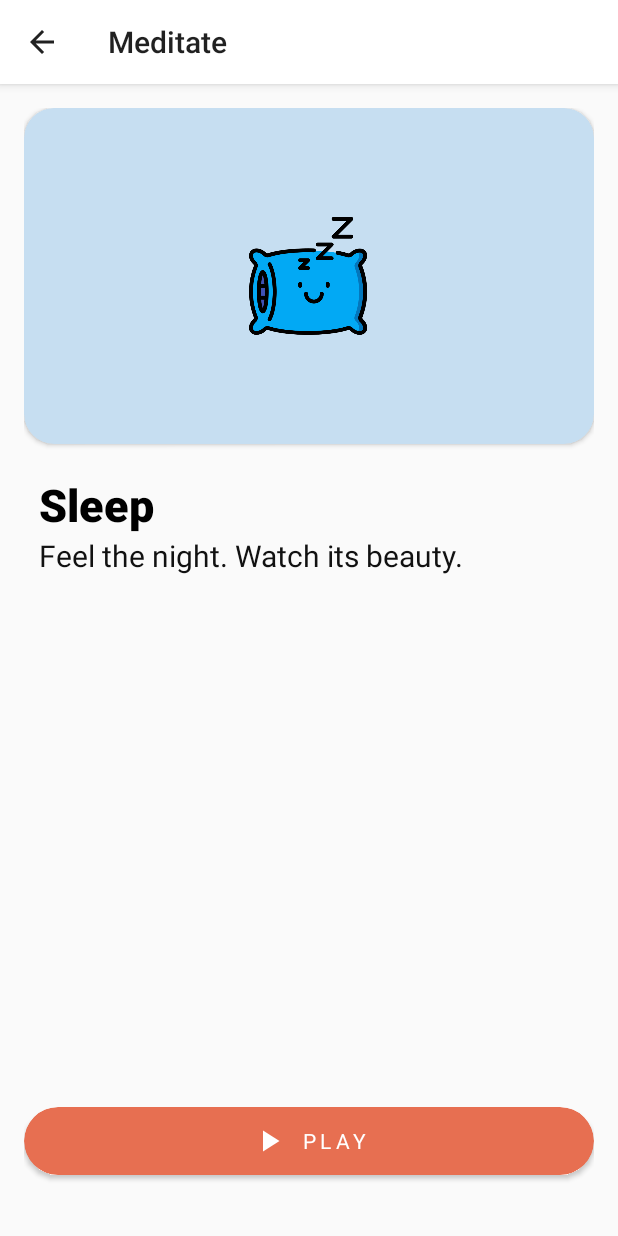
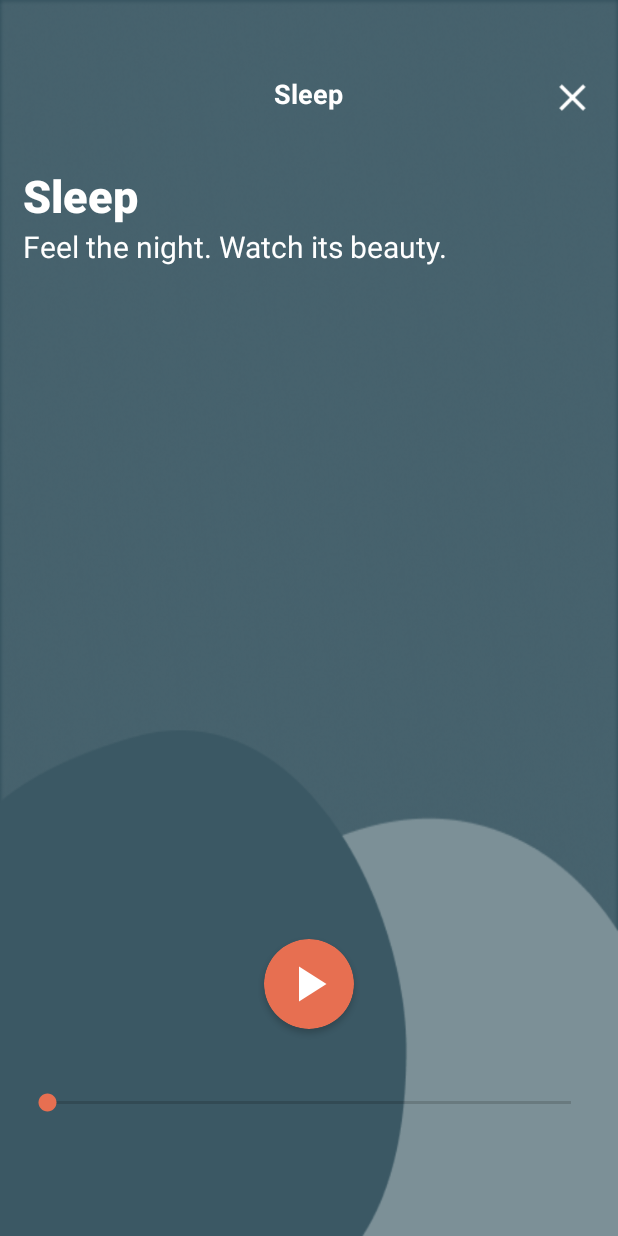
Before and after one commit to joelchunsheng/Meditate, an Android app: the HomeFragment screen opened directly, with no data from a screen before it, after a tap on "Sleep", on a phone screen of 412 x 824 dp. Run offline under Robolectric (Android 15) with nearby library versions, the light colour scheme and no system bars; our stand-ins replace Firebase (no records; nobody signed in at launch, a user with empty details on screens opened directly); 1 statement that could not run was skipped.

Commit message:
Updated meditation UI

```diff
--- a/app/src/main/java/com/android/meditate/Home/HomeFragment.java
+++ b/app/src/main/java/com/android/meditate/Home/HomeFragment.java
@@ -3,6 +3,8 @@ package com.android.meditate.Home;
 import android.content.Context;
 import android.content.Intent;
 import android.content.SharedPreferences;
+import android.graphics.Bitmap;
+import android.graphics.BitmapFactory;
 import android.os.Bundle;
 
 import androidx.annotation.Nullable;
@@ -16,10 +18,13 @@ import android.view.LayoutInflater;
 import android.view.View;
 import android.view.ViewGroup;
 
+import com.android.meditate.Meditation.MeditationActivity;
 import com.android.meditate.Mood.MoodHistory;
 import com.android.meditate.R;
 
+import java.io.ByteArrayOutputStream;
 import java.util.ArrayList;
+import java.util.Random;
 import java.util.Set;
 
 
@@ -51,7 +56,13 @@ public class HomeFragment extends Fragment {
         random.setOnClickListener(new View.OnClickListener() {
             @Override
             public void onClick(View v) {
+                // get random category
+                String randomGuideName = randomGuide();
 
+                Intent meditationActivity = new Intent(getActivity(), MeditationActivity.class);
+                meditationActivity.putExtra("iTitle", randomGuideName);
+                meditationActivity.putExtra("iDes", "Press play to listen to your guide!");
+                startActivity(meditationActivity);
             }
         });
 
@@ -79,10 +90,8 @@ public class HomeFragment extends Fragment {
         listGuides = new ArrayList<>();
         listGuides.add(new MeditationModel("Sleep", "Feel the night. Watch its beauty.", R.drawable.sleep));
         listGuides.add(new MeditationModel("Stress & Anxiety", "Soothes your soul.", R.drawable.calm));
-//        listGuides.add(new MeditationModel("Breathe", "Stop, relax and breathe.", R.drawable.nature));
         listGuides.add(new MeditationModel("Midnight Thoughts", "Calm your heart.", R.drawable.moon));
-//        listGuides.add(new MeditationModel("Work Out", "Get your heart pumping.", R.drawable.man));
-//        listGuides.add(new MeditationModel("Concentration", "Focus and relax.", R.drawable.mind));
+
 
         try{
             //retrieve purchased guides from shared pref
@@ -123,4 +132,21 @@ public class HomeFragment extends Fragment {
 
     }
 
+    public String randomGuide(){
+        ArrayList<String> randomList = new ArrayList<>();
+        randomList.add("Sleep");
+        randomList.add("Stress & Anxiety");
+        randomList.add("Midnight Thoughts");
+
+        SharedPreferences userPref = this.getActivity().getSharedPreferences("com.android.meditate.User", Context.MODE_PRIVATE);
+        Set<String> fetch = userPref.getStringSet("purchased", null);
+        for (String guides: fetch){
+            randomList.add(guides);
+        }
+
+        Random rand = new Random();
+        int index = rand.nextInt(randomList.size());
+
+        return randomList.get(index);
+    }
 }
--- a/app/src/main/java/com/android/meditate/Home/MeditationAdapter.java
+++ b/app/src/main/java/com/android/meditate/Home/MeditationAdapter.java
@@ -42,19 +42,11 @@ public class MeditationAdapter extends RecyclerView.Adapter<MeditationHolder> {
             public void onClick(View v) {
                 String gTitle = models.get(vHolder.getAdapterPosition()).getTitle();
                 String gDes = models.get(vHolder.getAdapterPosition()).getDescription();
-                BitmapDrawable bitmapDrawable = (BitmapDrawable)vHolder.mImageView.getDrawable(); //get image from drawable
-
-                Bitmap bitmap = bitmapDrawable.getBitmap();
-
-                ByteArrayOutputStream stream = new ByteArrayOutputStream(); //image will get steam and bytes
-                bitmap.compress(Bitmap.CompressFormat.PNG, 100, stream); // compress image
-                byte[] bytes = stream.toByteArray();
 
                 //intent to meditation activity
                 Intent intent = new Intent(c, MeditationActivity.class);
                 intent.putExtra("iTitle", gTitle);
                 intent.putExtra("iDes", gDes);
-                intent.putExtra("iImage", bytes);
                 c.startActivity(intent);
             }
         });
--- a/app/src/main/java/com/android/meditate/Meditation/MeditationActivity.java
+++ b/app/src/main/java/com/android/meditate/Meditation/MeditationActivity.java
@@ -11,14 +11,18 @@ import android.graphics.BitmapFactory;
 import android.graphics.Color;
 import android.media.AudioManager;
 import android.media.MediaPlayer;
+import android.os.Build;
 import android.os.Bundle;
 import android.util.Log;
 import android.view.View;
+import android.view.Window;
+import android.view.WindowManager;
 import android.widget.Button;
 import android.widget.ImageView;
 import android.widget.TextView;
 import android.widget.Toast;
 
+import com.android.meditate.MainActivity;
 import com.android.meditate.R;
 import com.google.android.gms.tasks.OnCompleteListener;
 import com.google.android.gms.tasks.Task;
@@ -33,10 +37,10 @@ import java.util.Random;
 public class MeditationActivity extends AppCompatActivity {
     private static final String TAG = "Meditate Activity";
 
-    TextView meditateTitle, meditateDes, playPauseTxt, artistTxt, durationTxt, genreTxt;
-    ImageView meditateImage, playPauseImage;
+    TextView meditateTitle, artistTxt, durationTxt, genreTxt;
+    ImageView playPauseImage, exit;
     MediaPlayer mediaPlayer;
-    CardView iconCard, playCard;
+    CardView  playCard;
     FirebaseFirestore db;
     ArrayList<MeditationGuide> meditationGuideArrayList;
     String guideTitle, guideArtist, guideDuration;
@@ -48,36 +52,42 @@ public class MeditationActivity extends AppCompatActivity {
         super.onCreate(savedInstanceState);
         setContentView(R.layout.activity_meditation);
 
+        // In Activity's onCreate() for instance
+        if (Build.VERSION.SDK_INT >= Build.VERSION_CODES.KITKAT) {
+            Window w = getWindow();
+            w.setFlags(WindowManager.LayoutParams.FLAG_LAYOUT_NO_LIMITS, WindowManager.LayoutParams.FLAG_LAYOUT_NO_LIMITS);
+        }
+
         meditateTitle = findViewById(R.id.meditateTitleTxt); // meditation title
         artistTxt = findViewById(R.id.artistTxt); // meditation artist
         durationTxt = findViewById(R.id.durationTxt); // meditation duration
         genreTxt = findViewById(R.id.genreTxt); // meditation genre
+        exit = findViewById(R.id.meditateExit);
 
         //meditateDes = findViewById(R.id.meditateDesTxt); // meditation des
-        meditateImage = findViewById(R.id.meditateImageView); // meditation icon
 
-        iconCard = findViewById(R.id.headerCard); //medication icon card
         playCard = findViewById(R.id.playCard); // play pause btn
-        playPauseTxt = findViewById(R.id.playPauseText); // play pause text
         playPauseImage = findViewById(R.id.playPauseImg); // play pause img
 
         //get data from intent
         Intent intent = getIntent();
         final String mTitle = intent.getStringExtra("iTitle");
         String mDes = intent.getStringExtra("iDes");
-        byte[] mBytes = getIntent().getByteArrayExtra("iImage");
-        //decode image
-        Bitmap bitmap = BitmapFactory.decodeByteArray(mBytes, 0 , mBytes.length);
 
         //display
         meditateTitle.setText(mTitle);
         artistTxt.setText(mDes);
-        meditateImage.setImageBitmap(bitmap);
         durationTxt.setText("");
-        genreTxt.setText("");
+        genreTxt.setText(mTitle);
 
-        //set up header card
-        setUpHeaderCard(mTitle, iconCard);
+        exit.setOnClickListener(new View.OnClickListener() {
+            @Override
+            public void onClick(View v) {
+                Intent toHome = new Intent(MeditationActivity.this, MainActivity.class);
+                startActivity(toHome);
+                finish();
+            }
+        });
 
         // instantiating media player
         mediaPlayer = new MediaPlayer();
@@ -133,13 +143,11 @@ public class MeditationActivity extends AppCompatActivity {
                                             genreTxt.setText(mTitle);
                                             //change card text and img
                                             playPauseImage.setImageResource(R.drawable.ic_pause_white_24dp);
-                                            playPauseTxt.setText("PAUSE");
                                         }
                                         else{
                                             mediaPlayer.pause(); //stop audio
                                             //change card text and img
                                             playPauseImage.setImageResource(R.drawable.ic_play_arrow_white_24dp);
-                                            playPauseTxt.setText("PLAY");
                                         }
                                     }
                                 });
@@ -154,32 +162,6 @@ public class MeditationActivity extends AppCompatActivity {
                     }
                 });
 
-    }
-
-
-    //set up card bg
-    public static void setUpHeaderCard(String mTitle, CardView iconCard){
-        if (mTitle.equalsIgnoreCase("Sleep") || mTitle.equalsIgnoreCase("10 min guides")){
-            iconCard.setCardBackgroundColor(Color.parseColor("#C6DEF1"));
-        }
-        else if (mTitle.equalsIgnoreCase("Stress & Anxiety") || mTitle.equalsIgnoreCase("White Noise")){
-            iconCard.setCardBackgroundColor(Color.parseColor("#FFCDB2"));
-        }
-        else if (mTitle.equalsIgnoreCase("Breathe") || mTitle.equalsIgnoreCase("Self care")){
-            iconCard.setCardBackgroundColor(Color.parseColor("#DBCDF0"));
-        }
-        else if (mTitle.equalsIgnoreCase("Midnight Thoughts") || mTitle.equalsIgnoreCase("Nature")){
-            iconCard.setCardBackgroundColor(Color.parseColor("#E2CFC4"));
-        }
-        else if (mTitle.equalsIgnoreCase("Work Out") || mTitle.equalsIgnoreCase("Slow down")){
-            iconCard.setCardBackgroundColor(Color.parseColor("#C9E4DE"));
-        }
-        else if (mTitle.equalsIgnoreCase("Concentration") || mTitle.equalsIgnoreCase("Piano")){
-            iconCard.setCardBackgroundColor(Color.parseColor("#E2E2DF"));
-        }
-        else{
-            iconCard.setCardBackgroundColor(Color.parseColor("#FAEDCB"));
-        }
     }
 
     @Override
--- a/app/src/main/java/com/android/meditate/Mood/MoodHistory.java
+++ b/app/src/main/java/com/android/meditate/Mood/MoodHistory.java
@@ -34,9 +34,6 @@ public class MoodHistory extends AppCompatActivity {
     protected void onCreate(Bundle savedInstanceState) {
         super.onCreate(savedInstanceState);
         setContentView(R.layout.activity_mood_history);
-
-        ActionBar actionBar = getSupportActionBar();
-        actionBar.setTitle("Mood Journal");
 
         moodRecyclerView = findViewById(R.id.moodHistoryRecycler);
         moodRecyclerView.setLayoutManager(new LinearLayoutManager(this));
--- a/app/src/main/res/layout/activity_meditation.xml
+++ b/app/src/main/res/layout/activity_meditation.xml
@@ -1,37 +1,53 @@
 <?xml version="1.0" encoding="utf-8"?>
-<LinearLayout xmlns:android="http://schemas.android.com/apk/res/android"
+<RelativeLayout xmlns:android="http://schemas.android.com/apk/res/android"
     xmlns:app="http://schemas.android.com/apk/res-auto"
     xmlns:tools="http://schemas.android.com/tools"
     android:layout_width="match_parent"
     android:layout_height="match_parent"
-    android:padding="16dp"
     android:orientation="vertical"
     tools:context=".Meditation.MeditationActivity"
-    android:weightSum="10">
+    android:background="@drawable/meditatebg"
+    android:fitsSystemWindows="true"
+    >
 
-    <androidx.cardview.widget.CardView
-        android:id="@+id/headerCard"
+    <RelativeLayout
+        android:id="@+id/meditationHeader"
         android:layout_width="match_parent"
         android:layout_height="wrap_content"
-        app:cardCornerRadius="20dp"
-        android:layout_weight="3">
+        android:layout_marginHorizontal="15dp"
+        android:layout_marginTop="50dp"
+        android:orientation="horizontal"
+        >
+
+        <TextView
+            android:id="@+id/genreTxt"
+            android:layout_width="wrap_content"
+            android:layout_height="wrap_content"
+            android:layout_centerHorizontal="true"
+            android:text="category"
+            android:textColor="@color/colorWhite"
+            android:gravity="center"
+            android:textSize="18sp"
+            android:textStyle="bold" />
 
         <ImageView
-            android:id="@+id/meditateImageView"
-            android:layout_width="80dp"
-            android:layout_height="80dp"
-            android:src="@mipmap/ic_launcher"
-            android:layout_gravity="center"/>
+            android:id="@+id/meditateExit"
+            android:layout_width="30dp"
+            android:layout_height="30dp"
+            android:src="@drawable/baseline_clear_black_24dp"
+            android:tint="@color/colorWhite"
+            android:layout_alignParentRight="true"/>
+    </RelativeLayout>
 
-    </androidx.cardview.widget.CardView>
 
     <LinearLayout
         android:layout_width="match_parent"
         android:layout_height="wrap_content"
+        android:layout_below="@id/meditationHeader"
         android:orientation="vertical"
-        android:layout_weight="6.5"
-        android:paddingVertical="20dp"
-        android:paddingHorizontal="10dp">
+        android:layout_marginHorizontal="15dp"
+        android:paddingVertical="30dp"
+        >
 
         <TextView
             android:id="@+id/meditateTitleTxt"
@@ -39,7 +55,7 @@
             android:layout_height="wrap_content"
             android:fontFamily="sans-serif-medium"
             android:text="Title"
-            android:textColor="#000"
+            android:textColor="@color/colorWhite"
             android:textSize="30sp"
             android:textStyle="bold" />
 
@@ -48,7 +64,7 @@
             android:layout_width="match_parent"
             android:layout_height="wrap_content"
             android:text="Artist"
-            android:textColor="#111111"
+            android:textColor="@color/colorWhite"
             android:textSize="20sp"
             android:textStyle="normal" />
 
@@ -62,19 +78,10 @@
                 android:layout_width="wrap_content"
                 android:layout_height="wrap_content"
                 android:text="0 min"
-                android:textColor="#111111"
+                android:textColor="@color/colorWhite"
                 android:textSize="15sp"
                 android:textStyle="normal" />
 
-            <TextView
-                android:id="@+id/genreTxt"
-                android:layout_width="wrap_content"
-                android:layout_height="wrap_content"
-                android:text="Sleep"
-                android:textColor="#111111"
-                android:textSize="15sp"
-                android:textStyle="normal"
-                android:layout_marginStart="15dp"/>
 
         </LinearLayout>
 
@@ -82,41 +89,35 @@
 
     <androidx.cardview.widget.CardView
         android:id="@+id/playCard"
-        android:layout_width="match_parent"
-        android:layout_height="45dp"
+        android:layout_above="@id/seekBar"
+        android:layout_width="60dp"
+        android:layout_height="60dp"
         android:backgroundTint="@color/colorTerraCotta"
         android:clickable="true"
+        android:layout_marginBottom="40dp"
         android:foreground="?android:attr/selectableItemBackground"
-        app:cardCornerRadius="25dp">
-
-        <LinearLayout
-            android:layout_width="wrap_content"
-            android:layout_height="wrap_content"
-            android:layout_gravity="center"
-            android:gravity="center">
+        app:cardCornerRadius="30dp"
+        android:layout_centerHorizontal="true"
+        >
 
             <androidx.appcompat.widget.AppCompatImageView
                 android:id="@+id/playPauseImg"
-                android:layout_width="wrap_content"
-                android:layout_height="wrap_content"
+                android:layout_width="40dp"
+                android:layout_height="40dp"
                 android:src="@drawable/ic_play_arrow_white_24dp"
-                android:layout_margin="5dp"/>
-
-            <TextView
-                android:id="@+id/playPauseText"
-                android:layout_width="wrap_content"
-                android:layout_height="wrap_content"
-                android:text="PLAY"
-                android:letterSpacing="0.2"
-                android:textColor="@color/colorWhite"
-                android:layout_margin="5dp"/>
-
-        </LinearLayout>
-
+                android:layout_margin="5dp"
+                android:layout_gravity="center"
+               />
 
     </androidx.cardview.widget.CardView>
 
+    <SeekBar
+        android:id="@+id/seekBar"
+        android:layout_width="match_parent"
+        android:layout_height="wrap_content"
+        android:layout_marginHorizontal="15dp"
+        android:layout_alignParentBottom="true"
+        android:layout_marginBottom="80dp"/>
 
 
-
-</LinearLayout>
+</RelativeLayout>
--- a/app/src/main/res/values/styles.xml
+++ b/app/src/main/res/values/styles.xml
@@ -1,19 +1,22 @@
 <resources>
 
     <!-- Base application theme. -->
-    <style name="AppTheme" parent="Theme.AppCompat.Light">
+    <style name="AppTheme" parent="Theme.AppCompat.Light.NoActionBar">
         <!-- Customize your theme here. -->
         <item name="colorPrimary">@color/colorWhite</item>
         <item name="colorPrimaryDark">@color/colorWhite</item>
         <item name="colorAccent">@color/colorTerraCotta</item>
         <item name="android:windowLightStatusBar">true</item>
+        <item name="windowActionBar">false</item>
+        <item name="windowNoTitle">true</item>
     </style>
 
     <style name="AppTheme.NoActionBar">
         <item name="windowActionBar">false</item>
         <item name="windowNoTitle">true</item>
         <item name="colorPrimaryDark">@color/colorWhite</item>
-        <item name="android:windowLightStatusBar">true</item>
+        <item name="android:windowTranslucentStatus">true</item>
     </style>
 
+
 </resources>
```
Also changed, not shown: app/src/main/AndroidManifest.xml (+5 -9 lines), app/src/main/res/drawable-v24/baseline_clear_black_24dp.png (added), app/src/main/res/drawable-v24/meditatebg.png (added), 1 other file.
